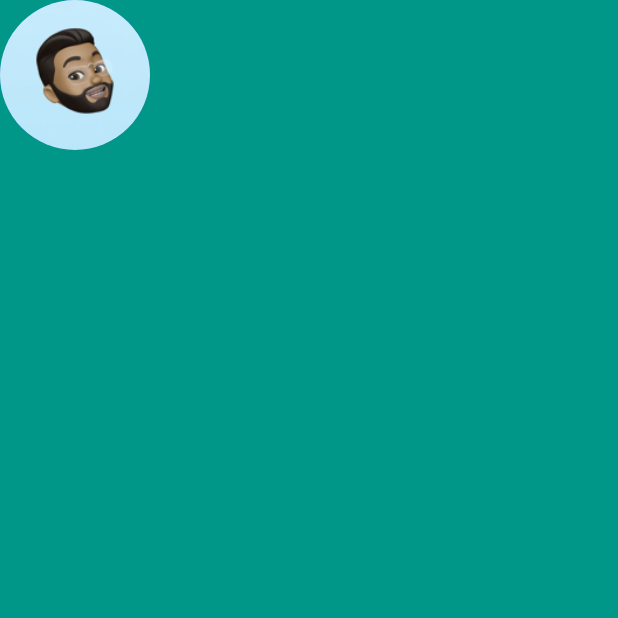
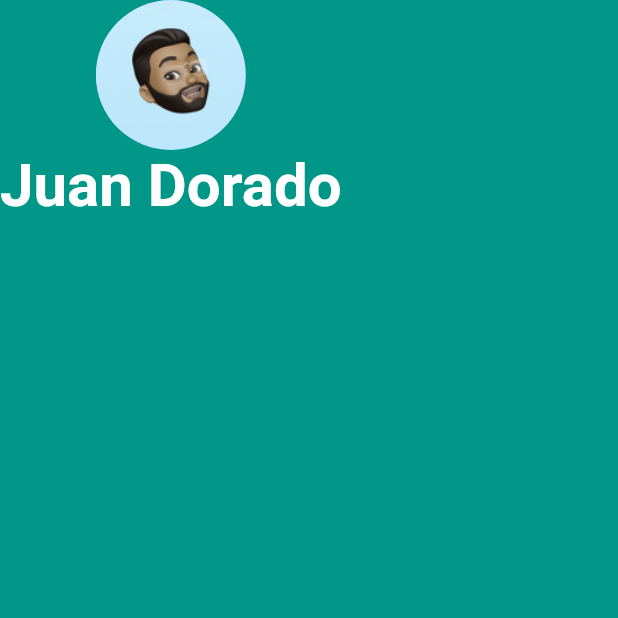
Before and after one commit to fdorado985/MiCard-Flutter, a Flutter app: the screen it shows after launch, on a phone screen of 412 x 824 dp, the top half of it. Run offline on Flutter 3.47's test engine with Material 2 defaults, Android fonts, the phone set to English and light mode, and no system bars.

Commit message:
Add a text with custom style

```diff
--- a/lib/main.dart
+++ b/lib/main.dart
@@ -11,9 +11,21 @@ class MyApp extends StatelessWidget {
       home: Scaffold(
         backgroundColor: Colors.teal,
         body: SafeArea(
-          child: CircleAvatar(
-            radius: 50.0,
-            backgroundImage: AssetImage('images/profile.jpg'),
+          child: Column(
+            children: [
+              CircleAvatar(
+                radius: 50.0,
+                backgroundImage: AssetImage('images/profile.jpg'),
+              ),
+              Text(
+                'Juan Dorado',
+                style: TextStyle(
+                  color: Colors.white,
+                  fontWeight: FontWeight.bold,
+                  fontSize: 40.0,
+                ),
+              )
+            ],
           ),
         ),
       ),
```
